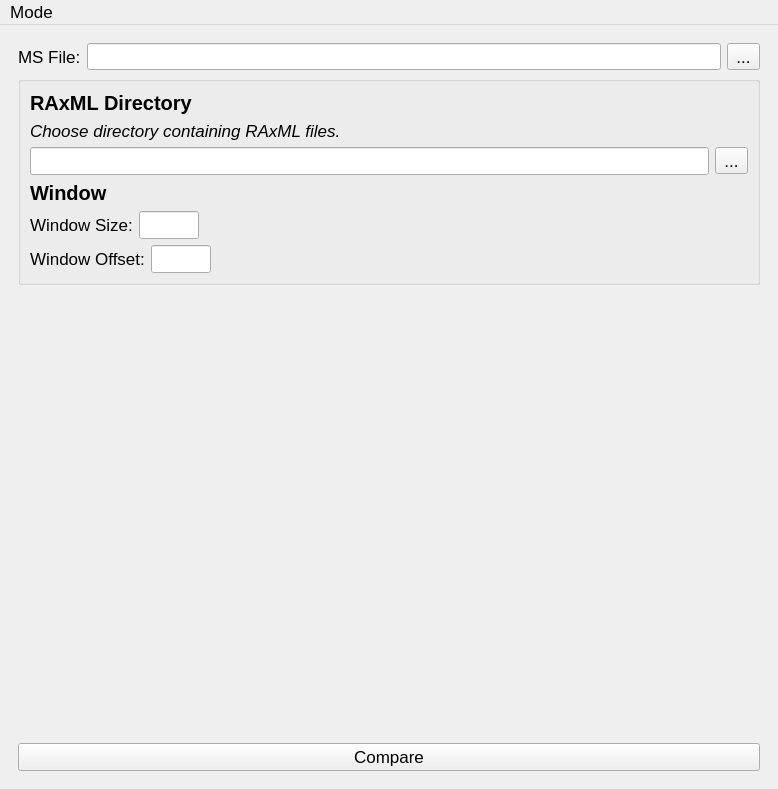
Old version of the form module/gui_layout.ui in the repository PeterDulworth/PhyloVis.
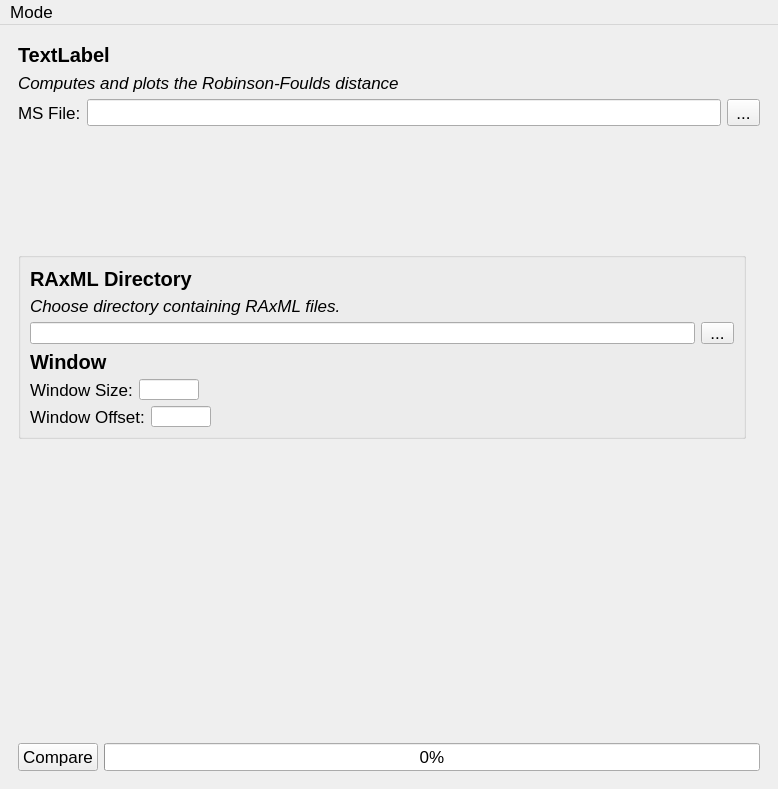
New version of the form. The open tabs and pages were chosen to show the change.

Commit message: handles -s and -n flags for custom raxml

What changed in the file:
```diff
--- a/module/gui_layout.ui
+++ b/module/gui_layout.ui
@@ -2054,6 +2054,32 @@
         </widget>
         <widget class="QWidget" name="msComparisonPage">
          <layout class="QVBoxLayout" name="verticalLayout_5">
+          <item>
+           <widget class="QLabel" name="label_12">
+            <property name="font">
+             <font>
+              <pointsize>15</pointsize>
+              <weight>75</weight>
+              <bold>true</bold>
+             </font>
+            </property>
+            <property name="text">
+             <string>TextLabel</string>
+            </property>
+           </widget>
+          </item>
+          <item>
+           <widget class="QLabel" name="label_14">
+            <property name="font">
+             <font>
+              <italic>true</italic>
+             </font>
+            </property>
+            <property name="text">
+             <string>Computes and plots the Robinson-Foulds distance</string>
+            </property>
+           </widget>
+          </item>
           <item>
            <layout class="QHBoxLayout" name="msFileHL">
             <item>
@@ -2083,6 +2109,9 @@
               <property name="alignment">
                <set>Qt::AlignJustify|Qt::AlignVCenter</set>
               </property>
+              <property name="readOnly">
+               <bool>true</bool>
+              </property>
              </widget>
             </item>
             <item>
@@ -2095,7 +2124,20 @@
            </layout>
           </item>
           <item>
+           <widget class="QStackedWidget" name="stackedWidget_2">
+            <property name="currentIndex">
+             <number>0</number>
+            </property>
+            <widget class="QWidget" name="page">
            <widget class="QGroupBox" name="groupBox">
+              <property name="geometry">
+               <rect>
+                <x>0</x>
+                <y>120</y>
+                <width>728</width>
+                <height>187</height>
+               </rect>
+              </property>
             <property name="title">
              <string/>
             </property>
@@ -2133,6 +2175,9 @@
                  <property name="text">
                   <string/>
                  </property>
+                   <property name="readOnly">
+                    <bool>true</bool>
+                   </property>
                 </widget>
                </item>
                <item>
@@ -2275,26 +2320,27 @@
             <zorder>msRaxmlDirectoryLabel</zorder>
             <zorder>msRaxmlDirectoryDescriptionLabel</zorder>
            </widget>
+            </widget>
+            <widget class="QWidget" name="page_2"/>
+           </widget>
           </item>
           <item>
-           <spacer name="msVSpacer">
-            <property name="orientation">
-             <enum>Qt::Vertical</enum>
-            </property>
-            <property name="sizeHint" stdset="0">
-             <size>
-              <width>20</width>
-              <height>40</height>
-             </size>
-            </property>
-           </spacer>
-          </item>
+           <layout class="QHBoxLayout" name="horizontalLayout_17">
           <item>
            <widget class="QPushButton" name="msCompareBtn">
             <property name="text">
              <string>Compare</string>
             </property>
            </widget>
+            </item>
+            <item>
+             <widget class="QProgressBar" name="progressBar_2">
+              <property name="value">
+               <number>0</number>
+              </property>
+             </widget>
+            </item>
+           </layout>
           </item>
          </layout>
         </widget>
```
Left out of the diff: 2 changed lines with no effect on the pictures. Lines whose indentation alone changed are shown as unchanged. The commit also changes 2 other files.
